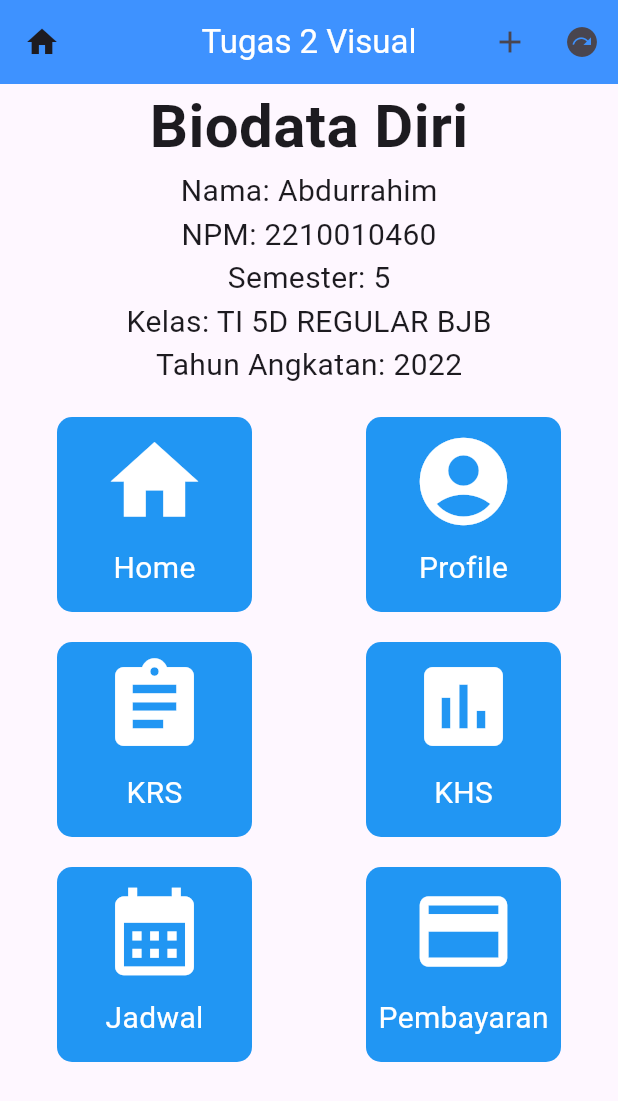
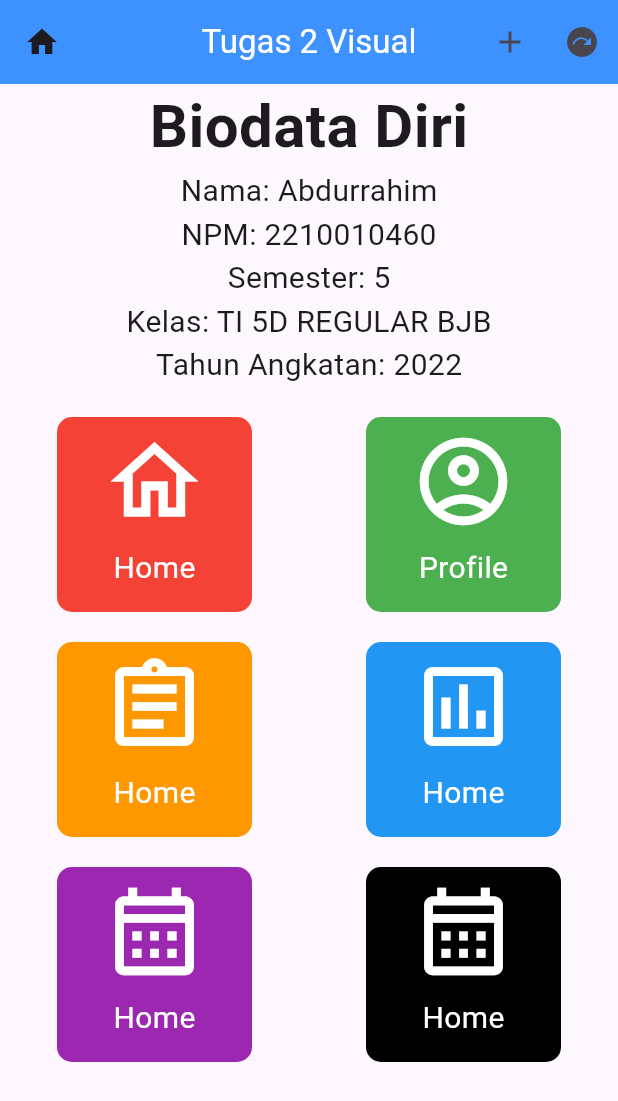
Before and after one commit to abdurrahimFSD/Pemrograman-Visual-3-UNISKA, a Flutter app: the screen it shows after launch, on a phone screen of 412 x 824 dp. Shown: the top 1101 px of the screen. Run offline on Flutter 3.47's test engine with Material 3 defaults, Android fonts, the phone set to English and light mode, and no system bars.

Commit message:
Memperbarui kode dengan function

```diff
--- a/lib/main.dart
+++ b/lib/main.dart
@@ -68,63 +68,8 @@ class MyApp extends StatelessWidget {
               Row(
                 mainAxisAlignment: MainAxisAlignment.spaceAround,
                 children: [
-
-                  Container(
-                    decoration: BoxDecoration(
-                      color: Colors.blue,
-                      borderRadius: BorderRadius.circular(10),
-                    ),
-                    width: 130,
-                    height: 130,
-                    child: Column(
-                      children: [
-                        IconButton(
-                          onPressed: () {},
-                          iconSize: 70,
-                          icon: const Icon(
-                            Icons.home,
-                            color: Colors.white,
-                          ),
-                        ),
-                        const Text(
-                          "Home",
-                          style: TextStyle(
-                            fontSize: 20,
-                            color: Colors.white
-                          ),
-                        )
-                      ],
-                    ),
-                  ),
-
-                  Container(
-                    decoration: BoxDecoration(
-                      color: Colors.blue,
-                      borderRadius: BorderRadius.circular(10),
-                    ),
-                    width: 130,
-                    height: 130,
-                    child: Column(
-                      children: [
-                        IconButton(
-                          onPressed: () {},
-                          iconSize: 70,
-                          icon: const Icon(
-                            Icons.account_circle,
-                            color: Colors.white,
-                          ),
-                        ),
-                        const Text(
-                          "Profile",
-                          style: TextStyle(
-                            fontSize: 20,
-                            color: Colors.white
-                          ),
-                        )
-                      ],
-                    ),
-                  ),
-
+                  tombol("Home", const Icon(Icons.home_outlined), Colors.red, context),
+                  tombol("Profile", const Icon(Icons.account_circle_outlined), Colors.green, context),
                 ],
               ),
 
@@ -135,63 +80,8 @@ class MyApp extends StatelessWidget {
               Row(
                 mainAxisAlignment: MainAxisAlignment.spaceAround,
                 children: [
-
-                  Container(
-                    decoration: BoxDecoration(
-                      color: Colors.blue,
-                      borderRadius: BorderRadius.circular(10),
-                    ),
-                    width: 130,
-                    height: 130,
-                    child: Column(
-                      children: [
-                        IconButton(
-                          onPressed: () {},
-                          iconSize: 70,
-                          icon: const Icon(
-                            Icons.assignment,
-                            color: Colors.white,
-                          ),
-                        ),
-                        const Text(
-                          "KRS",
-                          style: TextStyle(
-                            fontSize: 20,
-                            color: Colors.white
-                          ),
-                        )
-                      ],
-                    ),
-                  ),
-
-                  Container(
-                    decoration: BoxDecoration(
-                      color: Colors.blue,
-                      borderRadius: BorderRadius.circular(10),
-                    ),
-                    width: 130,
-                    height: 130,
-                    child: Column(
-                      children: [
-                        IconButton(
-                          onPressed: () {},
-                          iconSize: 70,
-                          icon: const Icon(
-                            Icons.assessment,
-                            color: Colors.white,
-                          ),
-                        ),
-                        const Text(
-                          "KHS",
-                          style: TextStyle(
-                            fontSize: 20,
-                            color: Colors.white
-                          ),
-                        )
-                      ],
-                    ),
-                  ),
-
+                  tombol("Home", const Icon(Icons.assignment_outlined), Colors.orange, context),
+                  tombol("Home", const Icon(Icons.assessment_outlined), Colors.blue, context),
                 ],
               ),
 
@@ -202,63 +92,8 @@ class MyApp extends StatelessWidget {
               Row(
                 mainAxisAlignment: MainAxisAlignment.spaceAround,
                 children: [
-
-                  Container(
-                    decoration: BoxDecoration(
-                      color: Colors.blue,
-                      borderRadius: BorderRadius.circular(10),
-                    ),
-                    width: 130,
-                    height: 130,
-                    child: Column(
-                      children: [
-                        IconButton(
-                          onPressed: () {},
-                          iconSize: 70,
-                          icon: const Icon(
-                            Icons.calendar_month,
-                            color: Colors.white,
-                          ),
-                        ),
-                        const Text(
-                          "Jadwal",
-                          style: TextStyle(
-                            fontSize: 20,
-                            color: Colors.white
-                          ),
-                        )
-                      ],
-                    ),
-                  ),
-
-                  Container(
-                    decoration: BoxDecoration(
-                      color: Colors.blue,
-                      borderRadius: BorderRadius.circular(10),
-                    ),
-                    width: 130,
-                    height: 130,
-                    child: Column(
-                      children: [
-                        IconButton(
-                          onPressed: () {},
-                          iconSize: 70,
-                          icon: const Icon(
-                            Icons.payment,
-                            color: Colors.white,
-                          ),
-                        ),
-                        const Text(
-                          "Pembayaran",
-                          style: TextStyle(
-                            fontSize: 20,
-                            color: Colors.white
-                          ),
-                        )
-                      ],
-                    ),
-                  ),
-
+                  tombol("Home", const Icon(Icons.calendar_month_outlined), Colors.purple, context),
+                  tombol("Home", const Icon(Icons.calendar_month_outlined), Colors.black, context),
                 ],
               ),
 
@@ -269,3 +104,30 @@ class MyApp extends StatelessWidget {
     );
   }
 }
+
+
+Widget tombol(
+    String judul, Icon iconTombol, Color warna, BuildContext context) {
+  return Container(
+    decoration: BoxDecoration(
+      color: warna,
+      borderRadius: BorderRadius.circular(10),
+    ),
+    width: 130,
+    height: 130,
+    child: Column(
+      children: [
+        IconButton(
+          onPressed: () {},
+          iconSize: 70,
+          color: Colors.white,
+          icon: iconTombol,
+        ),
+        Text(
+          judul,
+          style: const TextStyle(fontSize: 20, color: Colors.white),
+        )
+      ],
+    ),
+  );
+}
```
